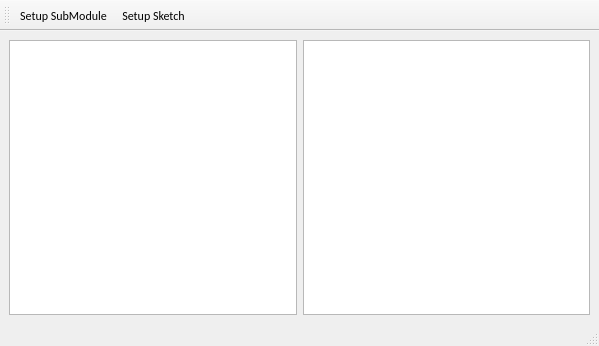
haiiliin/pyabaqus, file tools/mainwindow.ui: the form before one commit.
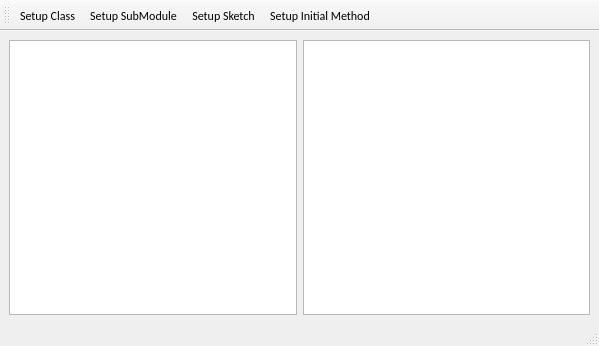
The form after the commit.

```diff
--- a/tools/mainwindow.ui
+++ b/tools/mainwindow.ui
@@ -63,8 +63,10 @@
    <attribute name="toolBarBreak">
     <bool>false</bool>
    </attribute>
+   <addaction name="actionSetupClass"/>
    <addaction name="actionSetupSubModule"/>
    <addaction name="actionSetupSketch"/>
+   <addaction name="actionSetupInitialMethod"/>
   </widget>
   <action name="actionSetupSubModule">
    <property name="text">
@@ -82,6 +84,22 @@
     <string>Setup Sketch</string>
    </property>
   </action>
+  <action name="actionSetupInitialMethod">
+   <property name="text">
+    <string>Setup Initial Method</string>
+   </property>
+   <property name="toolTip">
+    <string>Setup Initial Method</string>
+   </property>
+  </action>
+  <action name="actionSetupClass">
+   <property name="text">
+    <string>Setup Class</string>
+   </property>
+   <property name="toolTip">
+    <string>Setup Class</string>
+   </property>
+  </action>
  </widget>
  <resources/>
  <connections/>
```
